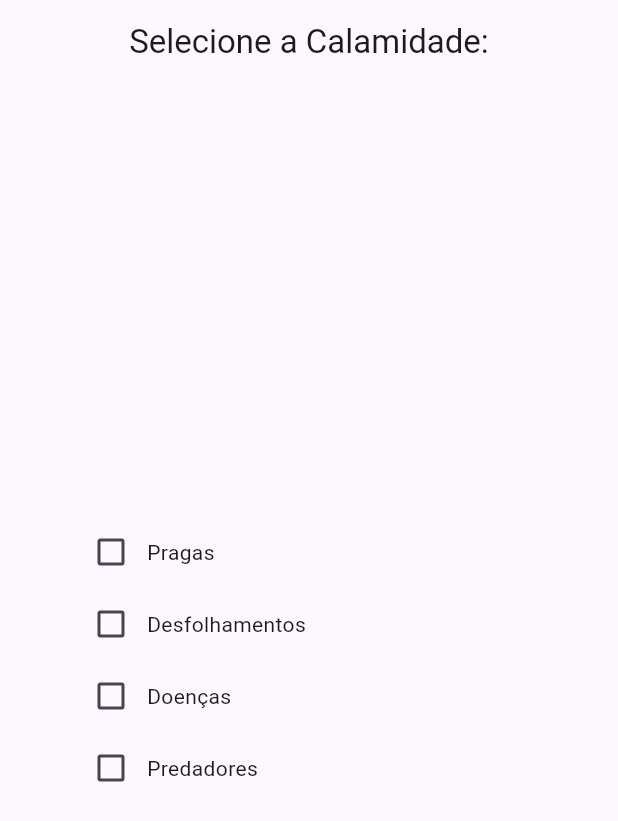
After one commit to hedonvictor/ControlePragas, a Flutter app: the screen it shows after launch, on a phone screen of 412 x 824 dp. The commit adds this screen. Shown: the top 821 px of the screen. Run offline on Flutter 3.47's test engine with Material 3 defaults, Android fonts, the phone set to English and light mode, and no system bars.

Commit message:
tela de seleçao de praga

```diff
--- a/lib/main.dart
+++ b/lib/main.dart
@@ -1,6 +1,6 @@
 import 'package:controlepragas/pages/home.dart';
+import 'package:controlepragas/pages/selectRegion.dart';
 import 'package:flutter/material.dart';
-import './pages/components/TextInputDemo.dart';
 
 void main() {
   runApp(const MainApp());
@@ -11,6 +11,6 @@ class MainApp extends StatelessWidget {
 
   @override
   Widget build(BuildContext context) {
-    return const MaterialApp(home: Home());
+    return MaterialApp(home: SelectBoxScreen());
   }
 }
--- /dev/null
+++ b/lib/pages/components/SelectedBox.dart
@@ -0,0 +1,44 @@
+import 'package:flutter/material.dart';
+
+class CheckboxWithText extends StatefulWidget {
+  final String text;
+  final bool initialValue;
+  final ValueChanged<bool>? onChanged;
+
+  CheckboxWithText({
+    required this.text,
+    this.initialValue = false,
+    this.onChanged,
+  });
+
+  @override
+  _CheckboxWithTextState createState() => _CheckboxWithTextState();
+}
+
+class _CheckboxWithTextState extends State<CheckboxWithText> {
+  late bool isChecked;
+
+  @override
+  void initState() {
+    super.initState();
+    isChecked = widget.initialValue;
+  }
+
+  @override
+  Widget build(BuildContext context) {
+    return Row(
+      children: <Widget>[
+        Checkbox(
+          value: isChecked,
+          onChanged: (bool? value) {
+            setState(() {
+              isChecked = value!;
+              widget.onChanged?.call(isChecked);
+            });
+          },
+        ),
+        Text(widget.text),
+      ],
+    );
+  }
+}
--- /dev/null
+++ b/lib/pages/selectRegion.dart
@@ -0,0 +1,53 @@
+import 'package:flutter/material.dart';
+import './components/SelectedBox.dart';
+
+class SelectBoxScreen extends StatelessWidget {
+  const SelectBoxScreen({super.key});
+
+  @override
+  Widget build(BuildContext context) {
+    return Scaffold(
+      appBar: AppBar(
+        title: Center(
+          child: Text('Selecione a Calamidade:'),
+        ),
+      ),
+      body: Padding(
+        padding: const EdgeInsets.all(50.0),
+        child: Column(
+          mainAxisAlignment: MainAxisAlignment.center,
+          children: [
+            CheckboxWithText(
+              text: 'Pragas',
+              initialValue: false,
+              onChanged: (bool value) {
+                print('Pragas: $value');
+              },
+            ),
+            CheckboxWithText(
+              text: 'Desfolhamentos',
+              initialValue: false,
+              onChanged: (bool value) {
+                print('Desfolhamentos: $value');
+              },
+            ),
+            CheckboxWithText(
+              text: 'Doenças',
+              initialValue: false,
+              onChanged: (bool value) {
+                print('Doenças: $value');
+              },
+            ),
+            CheckboxWithText(
+              text: 'Predadores',
+              initialValue: false,
+              onChanged: (bool value) {
+                print('Predadores: $value');
+              },
+            ),
+          ],
+        ),
+      ),
+    );
+  }
+}
```
